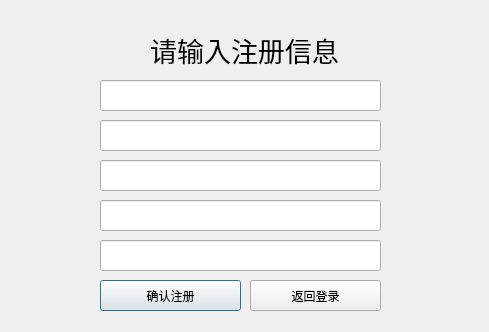
Before: the Qt Designer form campus_local/regste.ui in superman0l/campus, drawn with Qt 5.
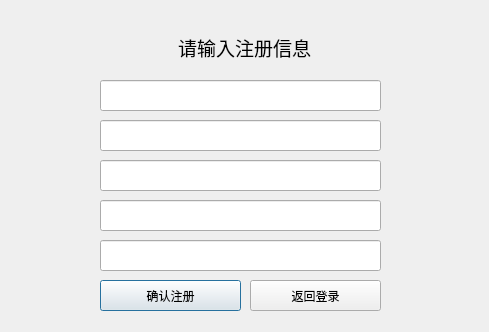
After: the same form once the commit is applied.

The edit to the form file:
```diff
--- a/campus_local/regste.ui
+++ b/campus_local/regste.ui
@@ -52,7 +52,7 @@
     </rect>
    </property>
    <property name="text">
-    <string>&lt;html&gt;&lt;head/&gt;&lt;body&gt;&lt;p align=&quot;center&quot;&gt;&lt;span style=&quot; font-size:20pt;&quot;&gt;请输入注册信息&lt;/span&gt;&lt;/p&gt;&lt;/body&gt;&lt;/html&gt;</string>
+    <string>&lt;html&gt;&lt;head/&gt;&lt;body&gt;&lt;p align=&quot;center&quot;&gt;&lt;span style=&quot; font-size:14pt;&quot;&gt;请输入注册信息&lt;/span&gt;&lt;/p&gt;&lt;/body&gt;&lt;/html&gt;</string>
    </property>
   </widget>
   <widget class="QLineEdit" name="Repswd">
```
